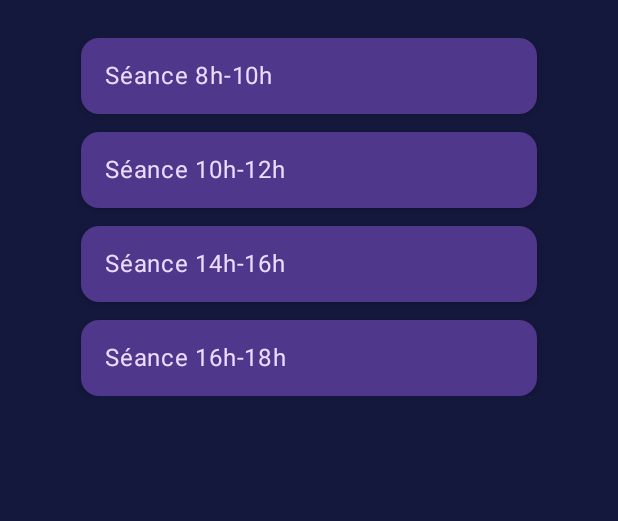
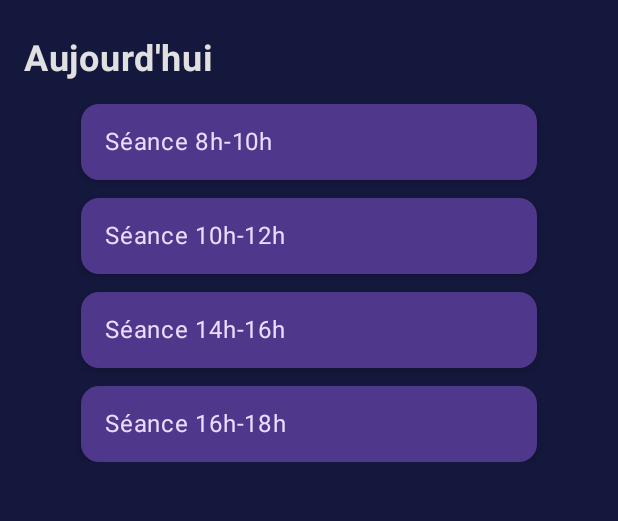
Before and after one commit to OmarStarlord/Projet_S6, an Android app built with Jetpack Compose: the TeacherScreen screen opened through its navigation route, on a phone screen of 412 x 824 dp, the part 122-643 px from its top. Run offline under Robolectric (Android 15) with nearby library versions, the phone set to English and light mode, and no system bars.

Commit message:
quelques modif

```diff
--- a/app/src/main/java/com/example/myapp/ui/screens/TeacherScreen.kt
+++ b/app/src/main/java/com/example/myapp/ui/screens/TeacherScreen.kt
@@ -12,7 +12,9 @@ import androidx.compose.ui.Alignment
 import androidx.compose.ui.Modifier
 import androidx.compose.ui.draw.clip
 import androidx.compose.ui.res.painterResource
+import androidx.compose.ui.text.font.FontWeight
 import androidx.compose.ui.unit.dp
+import androidx.compose.ui.unit.sp
 import androidx.navigation.NavController
 import com.example.myapp.R
 import com.example.myapp.user.User
@@ -46,6 +48,7 @@ fun TeacherScreen(navController: NavController) {
             )
             Spacer(modifier = Modifier.width(16.dp))
             Column {
+                Spacer(modifier = Modifier.width(16.dp))
                 Text(
                     text = "Bienvenue dans l’espace Cloky enseignant !",
                     style = MaterialTheme.typography.titleMedium,
@@ -59,7 +62,15 @@ fun TeacherScreen(navController: NavController) {
             }
         }
 
-       // liste pour les seances en fonction de l'heure
+        Text(
+            text = "Aujourd'hui",
+            fontSize = 24.sp,
+            fontWeight = FontWeight.Bold,
+            color = colorScheme.onBackground,
+            modifier = Modifier.padding(bottom = 16.dp)
+        )
+
+        // liste pour les seances en fonction de l'heure
         val sessions = listOf(
             "8h-10h",
             "10h-12h",
```
